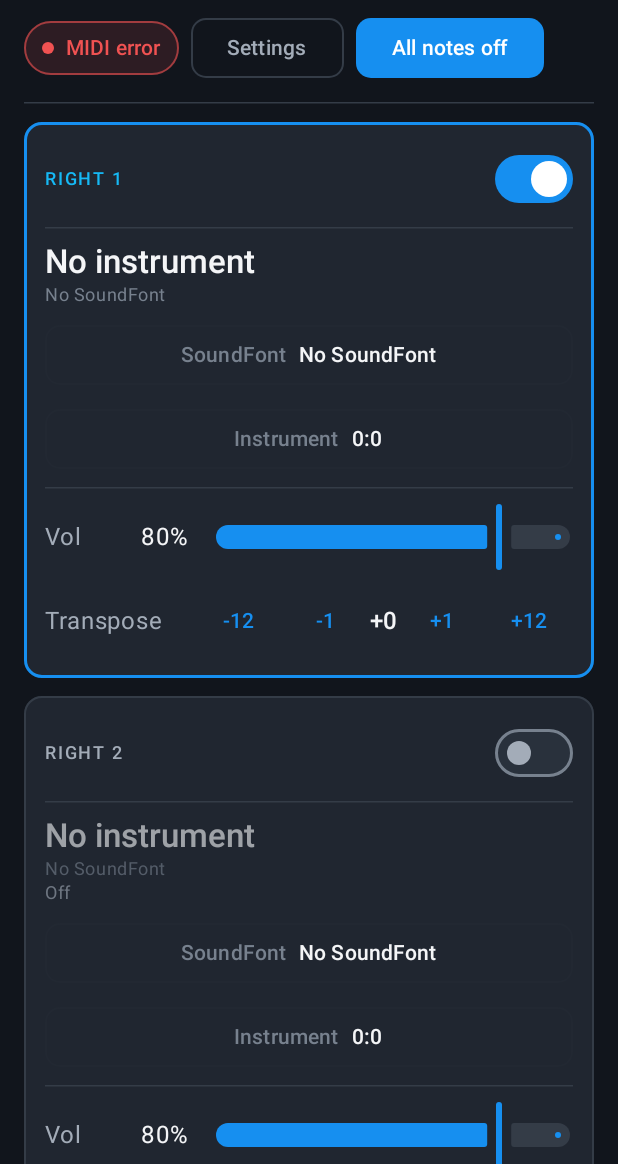
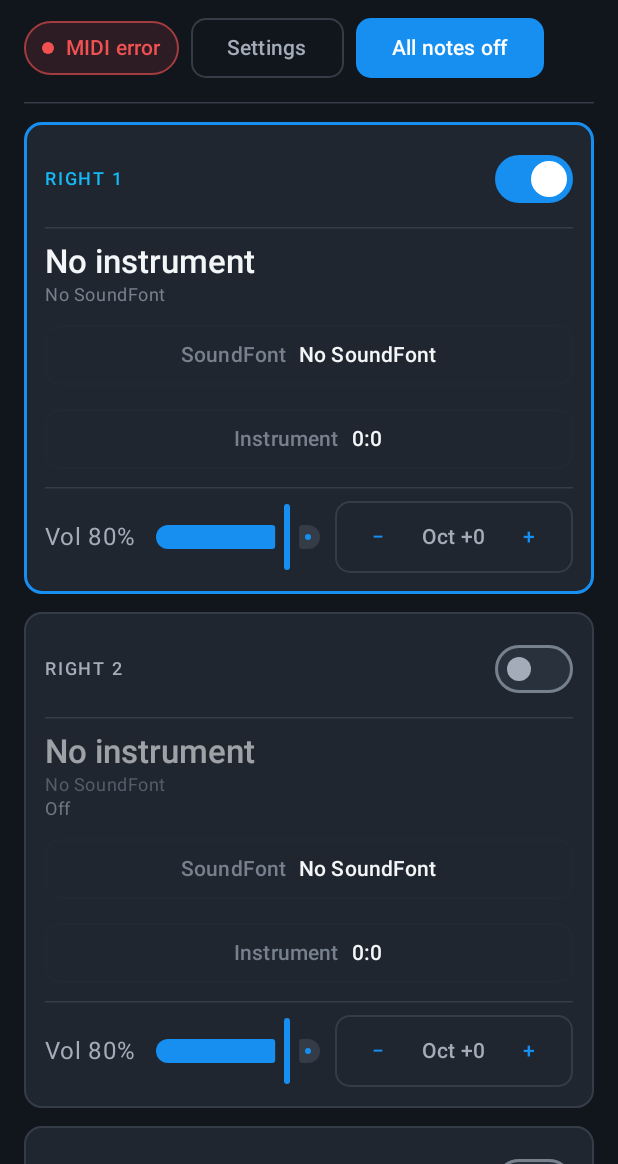
Before and after one commit to not-pesto/OpenKeys, an Android app built with Jetpack Compose: the screen it shows after launch (MainActivity), after a tap on "Dismiss", on a phone screen of 412 x 824 dp, the part 72-1236 px from its top. Run offline under Robolectric (Android 15) with nearby library versions, the phone set to English and light mode, and no system bars; 2 statements that could not run were skipped.

Commit message:
Voice tiles: larger instrument art, compact volume row with octave control

```diff
--- a/app/src/main/kotlin/io/github/openkeys/MainActivity.kt
+++ b/app/src/main/kotlin/io/github/openkeys/MainActivity.kt
@@ -607,7 +607,7 @@ private fun SlotCard(
             }
             HorizontalDivider(color = OkColors.Border)
             BoxWithConstraints(Modifier.fillMaxWidth()) {
-                val imageSize = (maxWidth * if (compact) 0.18f else 0.26f).coerceIn(40.dp, 112.dp)
+                val imageSize = (maxWidth * if (compact) 0.3f else 0.4f).coerceIn(64.dp, 160.dp)
                 Row(
                     Modifier.alpha(if (active) 1f else 0.6f),
                     verticalAlignment = Alignment.CenterVertically,
@@ -649,22 +649,40 @@ private fun SlotCard(
                 fill = true,
             )
             HorizontalDivider(color = OkColors.Border)
-            LabeledSlider("Vol", slot.volume) { v -> onChange { it.copy(volume = v) } }
             Row(verticalAlignment = Alignment.CenterVertically) {
-                Text("Transpose", color = OkColors.TextSecondary)
-                Spacer(Modifier.weight(1f))
-                Stepper(
-                    label = "%+d".format(slot.transposeSemitones),
-                    enabled = true,
-                    steps = listOf(-12, -1, 1, 12),
-                    onStep = { d ->
-                        onChange {
-                            it.copy(transposeSemitones = (it.transposeSemitones + d).coerceIn(-VoiceSlot.MAX_TRANSPOSE, VoiceSlot.MAX_TRANSPOSE))
-                        }
-                    },
+                Text("Vol ${(slot.volume * 100).toInt()}%", color = OkColors.TextSecondary, modifier = Modifier.width(72.dp))
+                Slider(
+                    value = slot.volume,
+                    onValueChange = { v -> onChange { it.copy(volume = v) } },
+                    valueRange = 0f..1f,
+                    modifier = Modifier.weight(1f),
                 )
+                Spacer(Modifier.width(8.dp))
+                OctaveControl(slot.transposeSemitones) { d ->
+                    onChange {
+                        it.copy(transposeSemitones = (it.transposeSemitones + d).coerceIn(-VoiceSlot.MAX_TRANSPOSE, VoiceSlot.MAX_TRANSPOSE))
+                    }
+                }
             }
         }
+    }
+}
+
+@Composable
+private fun OctaveControl(semitones: Int, onStep: (Int) -> Unit) {
+    val octaves = semitones / 12
+    val rest = semitones % 12
+    Row(
+        Modifier.border(1.dp, OkColors.Border, MaterialTheme.shapes.small),
+        verticalAlignment = Alignment.CenterVertically,
+    ) {
+        TextButton(onClick = { onStep(-12) }, enabled = semitones - 12 >= -VoiceSlot.MAX_TRANSPOSE) { Text("−") }
+        Text(
+            if (rest == 0) "Oct %+d".format(octaves) else "Oct %+d %+dst".format(octaves, rest),
+            style = MaterialTheme.typography.labelLarge,
+            color = if (semitones == 0) OkColors.TextSecondary else OkColors.Cyan,
+        )
+        TextButton(onClick = { onStep(12) }, enabled = semitones + 12 <= VoiceSlot.MAX_TRANSPOSE) { Text("+") }
     }
 }
 
```
